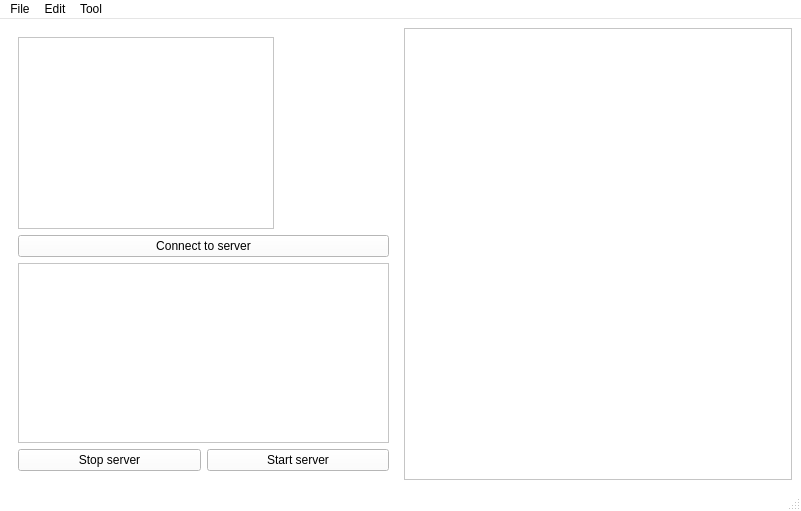
This is res/ui/mainwindow.ui in trebleshot/desktop as Qt 5 draws it before an edit. The edited form follows.
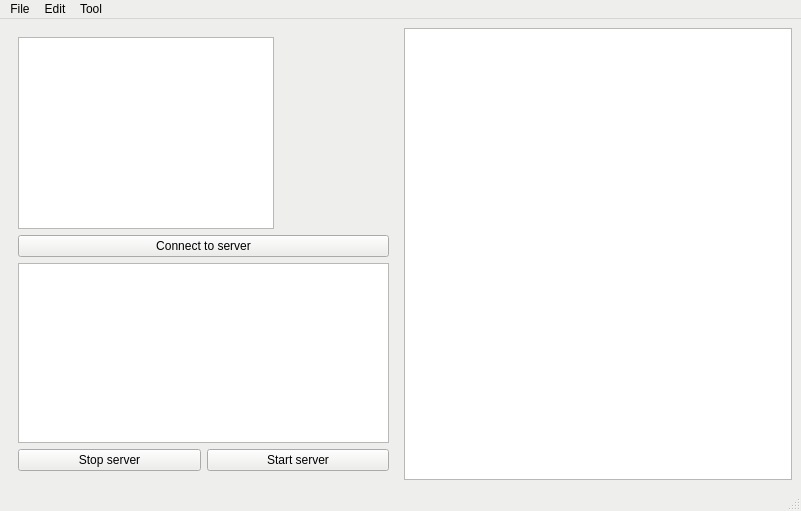
This is the edited form.

The edit to the form file:
```diff
--- a/res/ui/mainwindow.ui
+++ b/res/ui/mainwindow.ui
@@ -25,9 +25,9 @@
      <colorrole role="Button">
       <brush brushstyle="SolidPattern">
        <color alpha="255">
-        <red>255</red>
-        <green>255</green>
-        <blue>255</blue>
+        <red>238</red>
+        <green>238</green>
+        <blue>236</blue>
        </color>
       </brush>
      </colorrole>
@@ -43,27 +43,27 @@
      <colorrole role="Midlight">
       <brush brushstyle="SolidPattern">
        <color alpha="255">
-        <red>255</red>
-        <green>255</green>
-        <blue>255</blue>
+        <red>246</red>
+        <green>246</green>
+        <blue>245</blue>
        </color>
       </brush>
      </colorrole>
      <colorrole role="Dark">
       <brush brushstyle="SolidPattern">
        <color alpha="255">
-        <red>127</red>
-        <green>127</green>
-        <blue>127</blue>
+        <red>119</red>
+        <green>119</green>
+        <blue>118</blue>
        </color>
       </brush>
      </colorrole>
      <colorrole role="Mid">
       <brush brushstyle="SolidPattern">
        <color alpha="255">
-        <red>170</red>
-        <green>170</green>
-        <blue>170</blue>
+        <red>159</red>
+        <green>159</green>
+        <blue>157</blue>
        </color>
       </brush>
      </colorrole>
@@ -106,9 +106,9 @@
      <colorrole role="Window">
       <brush brushstyle="SolidPattern">
        <color alpha="255">
-        <red>255</red>
-        <green>255</green>
-        <blue>255</blue>
+        <red>238</red>
+        <green>238</green>
+        <blue>236</blue>
        </color>
       </brush>
      </colorrole>
@@ -124,9 +124,9 @@
      <colorrole role="AlternateBase">
       <brush brushstyle="SolidPattern">
        <color alpha="255">
-        <red>255</red>
-        <green>255</green>
-        <blue>255</blue>
+        <red>246</red>
+        <green>246</green>
+        <blue>245</blue>
        </color>
       </brush>
      </colorrole>
@@ -162,9 +162,9 @@
      <colorrole role="Button">
       <brush brushstyle="SolidPattern">
        <color alpha="255">
-        <red>255</red>
-        <green>255</green>
-        <blue>255</blue>
+        <red>238</red>
+        <green>238</green>
+        <blue>236</blue>
        </color>
       </brush>
      </colorrole>
@@ -180,27 +180,27 @@
      <colorrole role="Midlight">
       <brush brushstyle="SolidPattern">
        <color alpha="255">
-        <red>255</red>
-        <green>255</green>
-        <blue>255</blue>
+        <red>246</red>
+        <green>246</green>
+        <blue>245</blue>
        </color>
       </brush>
      </colorrole>
      <colorrole role="Dark">
       <brush brushstyle="SolidPattern">
        <color alpha="255">
-        <red>127</red>
-        <green>127</green>
-        <blue>127</blue>
+        <red>119</red>
+        <green>119</green>
+        <blue>118</blue>
        </color>
       </brush>
      </colorrole>
      <colorrole role="Mid">
       <brush brushstyle="SolidPattern">
        <color alpha="255">
-        <red>170</red>
-        <green>170</green>
-        <blue>170</blue>
+        <red>159</red>
+        <green>159</green>
+        <blue>157</blue>
        </color>
       </brush>
      </colorrole>
@@ -243,9 +243,9 @@
      <colorrole role="Window">
       <brush brushstyle="SolidPattern">
        <color alpha="255">
-        <red>255</red>
-        <green>255</green>
-        <blue>255</blue>
+        <red>238</red>
+        <green>238</green>
+        <blue>236</blue>
        </color>
       </brush>
      </colorrole>
@@ -261,9 +261,9 @@
      <colorrole role="AlternateBase">
       <brush brushstyle="SolidPattern">
        <color alpha="255">
-        <red>255</red>
-        <green>255</green>
-        <blue>255</blue>
+        <red>246</red>
+        <green>246</green>
+        <blue>245</blue>
        </color>
       </brush>
      </colorrole>
@@ -290,18 +290,18 @@
      <colorrole role="WindowText">
       <brush brushstyle="SolidPattern">
        <color alpha="255">
-        <red>127</red>
-        <green>127</green>
-        <blue>127</blue>
+        <red>119</red>
+        <green>119</green>
+        <blue>118</blue>
        </color>
       </brush>
      </colorrole>
      <colorrole role="Button">
       <brush brushstyle="SolidPattern">
        <color alpha="255">
-        <red>255</red>
-        <green>255</green>
-        <blue>255</blue>
+        <red>238</red>
+        <green>238</green>
+        <blue>236</blue>
        </color>
       </brush>
      </colorrole>
@@ -317,36 +317,36 @@
      <colorrole role="Midlight">
       <brush brushstyle="SolidPattern">
        <color alpha="255">
-        <red>255</red>
-        <green>255</green>
-        <blue>255</blue>
+        <red>246</red>
+        <green>246</green>
+        <blue>245</blue>
        </color>
       </brush>
      </colorrole>
      <colorrole role="Dark">
       <brush brushstyle="SolidPattern">
        <color alpha="255">
-        <red>127</red>
-        <green>127</green>
-        <blue>127</blue>
+        <red>119</red>
+        <green>119</green>
+        <blue>118</blue>
        </color>
       </brush>
      </colorrole>
      <colorrole role="Mid">
       <brush brushstyle="SolidPattern">
        <color alpha="255">
-        <red>170</red>
-        <green>170</green>
-        <blue>170</blue>
+        <red>159</red>
+        <green>159</green>
+        <blue>157</blue>
        </color>
       </brush>
      </colorrole>
      <colorrole role="Text">
       <brush brushstyle="SolidPattern">
        <color alpha="255">
-        <red>127</red>
-        <green>127</green>
-        <blue>127</blue>
+        <red>119</red>
+        <green>119</green>
+        <blue>118</blue>
        </color>
       </brush>
      </colorrole>
@@ -362,27 +362,27 @@
      <colorrole role="ButtonText">
       <brush brushstyle="SolidPattern">
        <color alpha="255">
-        <red>127</red>
-        <green>127</green>
-        <blue>127</blue>
+        <red>119</red>
+        <green>119</green>
+        <blue>118</blue>
        </color>
       </brush>
      </colorrole>
      <colorrole role="Base">
       <brush brushstyle="SolidPattern">
        <color alpha="255">
-        <red>255</red>
-        <green>255</green>
-        <blue>255</blue>
+        <red>238</red>
+        <green>238</green>
+        <blue>236</blue>
        </color>
       </brush>
      </colorrole>
      <colorrole role="Window">
       <brush brushstyle="SolidPattern">
        <color alpha="255">
-        <red>255</red>
-        <green>255</green>
-        <blue>255</blue>
+        <red>238</red>
+        <green>238</green>
+        <blue>236</blue>
        </color>
       </brush>
      </colorrole>
@@ -398,9 +398,9 @@
      <colorrole role="AlternateBase">
       <brush brushstyle="SolidPattern">
        <color alpha="255">
-        <red>255</red>
-        <green>255</green>
-        <blue>255</blue>
+        <red>238</red>
+        <green>238</green>
+        <blue>236</blue>
        </color>
       </brush>
      </colorrole>
@@ -435,6 +435,421 @@
    <layout class="QHBoxLayout" name="horizontalLayout">
     <item>
      <widget class="QWidget" name="verticalWidget" native="true">
+      <property name="palette">
+       <palette>
+        <active>
+         <colorrole role="WindowText">
+          <brush brushstyle="SolidPattern">
+           <color alpha="255">
+            <red>0</red>
+            <green>0</green>
+            <blue>0</blue>
+           </color>
+          </brush>
+         </colorrole>
+         <colorrole role="Button">
+          <brush brushstyle="SolidPattern">
+           <color alpha="255">
+            <red>238</red>
+            <green>238</green>
+            <blue>236</blue>
+           </color>
+          </brush>
+         </colorrole>
+         <colorrole role="Light">
+          <brush brushstyle="SolidPattern">
+           <color alpha="255">
+            <red>255</red>
+            <green>255</green>
+            <blue>255</blue>
+           </color>
+          </brush>
+         </colorrole>
+         <colorrole role="Midlight">
+          <brush brushstyle="SolidPattern">
+           <color alpha="255">
+            <red>246</red>
+            <green>246</green>
+            <blue>245</blue>
+           </color>
+          </brush>
+         </colorrole>
+         <colorrole role="Dark">
+          <brush brushstyle="SolidPattern">
+           <color alpha="255">
+            <red>119</red>
+            <green>119</green>
+            <blue>118</blue>
+           </color>
+          </brush>
+         </colorrole>
+         <colorrole role="Mid">
+          <brush brushstyle="SolidPattern">
+           <color alpha="255">
+            <red>159</red>
+            <green>159</green>
+            <blue>157</blue>
+           </color>
+          </brush>
+         </colorrole>
+         <colorrole role="Text">
+          <brush brushstyle="SolidPattern">
+           <color alpha="255">
+            <red>0</red>
+            <green>0</green>
+            <blue>0</blue>
+           </color>
+          </brush>
+         </colorrole>
+         <colorrole role="BrightText">
+          <brush brushstyle="SolidPattern">
+           <color alpha="255">
+            <red>255</red>
+            <green>255</green>
+            <blue>255</blue>
+           </color>
+          </brush>
+         </colorrole>
+         <colorrole role="ButtonText">
+          <brush brushstyle="SolidPattern">
+           <color alpha="255">
+            <red>0</red>
+            <green>0</green>
+            <blue>0</blue>
+           </color>
+          </brush>
+         </colorrole>
+         <colorrole role="Base">
+          <brush brushstyle="SolidPattern">
+           <color alpha="255">
+            <red>255</red>
+            <green>255</green>
+            <blue>255</blue>
+           </color>
+          </brush>
+         </colorrole>
+         <colorrole role="Window">
+          <brush brushstyle="SolidPattern">
+           <color alpha="255">
+            <red>238</red>
+            <green>238</green>
+            <blue>236</blue>
+           </color>
+          </brush>
+         </colorrole>
+         <colorrole role="Shadow">
+          <brush brushstyle="SolidPattern">
+           <color alpha="255">
+            <red>0</red>
+            <green>0</green>
+            <blue>0</blue>
+           </color>
+          </brush>
+         </colorrole>
+         <colorrole role="AlternateBase">
+          <brush brushstyle="SolidPattern">
+           <color alpha="255">
+            <red>246</red>
+            <green>246</green>
+            <blue>245</blue>
+           </color>
+          </brush>
+         </colorrole>
+         <colorrole role="ToolTipBase">
+          <brush brushstyle="SolidPattern">
+           <color alpha="255">
+            <red>255</red>
+            <green>255</green>
+            <blue>220</blue>
+           </color>
+          </brush>
+         </colorrole>
+         <colorrole role="ToolTipText">
+          <brush brushstyle="SolidPattern">
+           <color alpha="255">
+            <red>0</red>
+            <green>0</green>
+            <blue>0</blue>
+           </color>
+          </brush>
+         </colorrole>
+        </active>
+        <inactive>
+         <colorrole role="WindowText">
+          <brush brushstyle="SolidPattern">
+           <color alpha="255">
+            <red>0</red>
+            <green>0</green>
+            <blue>0</blue>
+           </color>
+          </brush>
+         </colorrole>
+         <colorrole role="Button">
+          <brush brushstyle="SolidPattern">
+           <color alpha="255">
+            <red>238</red>
+            <green>238</green>
+            <blue>236</blue>
+           </color>
+          </brush>
+         </colorrole>
+         <colorrole role="Light">
+          <brush brushstyle="SolidPattern">
+           <color alpha="255">
+            <red>255</red>
+            <green>255</green>
+            <blue>255</blue>
+           </color>
+          </brush>
+         </colorrole>
+         <colorrole role="Midlight">
+          <brush brushstyle="SolidPattern">
+           <color alpha="255">
+            <red>246</red>
+            <green>246</green>
+            <blue>245</blue>
+           </color>
+          </brush>
+         </colorrole>
+         <colorrole role="Dark">
+          <brush brushstyle="SolidPattern">
+           <color alpha="255">
+            <red>119</red>
+            <green>119</green>
+            <blue>118</blue>
+           </color>
+          </brush>
+         </colorrole>
+         <colorrole role="Mid">
+          <brush brushstyle="SolidPattern">
+           <color alpha="255">
+            <red>159</red>
+            <green>159</green>
+            <blue>157</blue>
+           </color>
+          </brush>
+         </colorrole>
+         <colorrole role="Text">
+          <brush brushstyle="SolidPattern">
+           <color alpha="255">
+            <red>0</red>
+            <green>0</green>
+            <blue>0</blue>
+           </color>
+          </brush>
+         </colorrole>
+         <colorrole role="BrightText">
+          <brush brushstyle="SolidPattern">
+           <color alpha="255">
+            <red>255</red>
+            <green>255</green>
+            <blue>255</blue>
+           </color>
+          </brush>
+         </colorrole>
+         <colorrole role="ButtonText">
+          <brush brushstyle="SolidPattern">
+           <color alpha="255">
+            <red>0</red>
+            <green>0</green>
+            <blue>0</blue>
+           </color>
+          </brush>
+         </colorrole>
+         <colorrole role="Base">
+          <brush brushstyle="SolidPattern">
+           <color alpha="255">
+            <red>255</red>
+            <green>255</green>
+            <blue>255</blue>
+           </color>
+          </brush>
+         </colorrole>
+         <colorrole role="Window">
+          <brush brushstyle="SolidPattern">
+           <color alpha="255">
+            <red>238</red>
+            <green>238</green>
+            <blue>236</blue>
+           </color>
+          </brush>
+         </colorrole>
+         <colorrole role="Shadow">
+          <brush brushstyle="SolidPattern">
+           <color alpha="255">
+            <red>0</red>
+            <green>0</green>
+            <blue>0</blue>
+           </color>
+          </brush>
+         </colorrole>
+         <colorrole role="AlternateBase">
+          <brush brushstyle="SolidPattern">
+           <color alpha="255">
+            <red>246</red>
+            <green>246</green>
+            <blue>245</blue>
+           </color>
+          </brush>
+         </colorrole>
+         <colorrole role="ToolTipBase">
+          <brush brushstyle="SolidPattern">
+           <color alpha="255">
+            <red>255</red>
+            <green>255</green>
+            <blue>220</blue>
+           </color>
+          </brush>
+         </colorrole>
+         <colorrole role="ToolTipText">
+          <brush brushstyle="SolidPattern">
+           <color alpha="255">
+            <red>0</red>
+            <green>0</green>
+            <blue>0</blue>
+           </color>
+          </brush>
+         </colorrole>
+        </inactive>
+        <disabled>
+         <colorrole role="WindowText">
+          <brush brushstyle="SolidPattern">
+           <color alpha="255">
+            <red>119</red>
+            <green>119</green>
+            <blue>118</blue>
+           </color>
+          </brush>
+         </colorrole>
+         <colorrole role="Button">
+          <brush brushstyle="SolidPattern">
+           <color alpha="255">
+            <red>238</red>
+            <green>238</green>
+            <blue>236</blue>
+           </color>
+          </brush>
+         </colorrole>
+         <colorrole role="Light">
+          <brush brushstyle="SolidPattern">
+           <color alpha="255">
+            <red>255</red>
+            <green>255</green>
+            <blue>255</blue>
+           </color>
+          </brush>
+         </colorrole>
+         <colorrole role="Midlight">
+          <brush brushstyle="SolidPattern">
+           <color alpha="255">
+            <red>246</red>
+            <green>246</green>
+            <blue>245</blue>
+           </color>
+          </brush>
+         </colorrole>
+         <colorrole role="Dark">
+          <brush brushstyle="SolidPattern">
+           <color alpha="255">
+            <red>119</red>
+            <green>119</green>
+            <blue>118</blue>
+           </color>
+          </brush>
+         </colorrole>
+         <colorrole role="Mid">
+          <brush brushstyle="SolidPattern">
+           <color alpha="255">
+            <red>159</red>
+            <green>159</green>
+            <blue>157</blue>
+           </color>
+          </brush>
+         </colorrole>
+         <colorrole role="Text">
+          <brush brushstyle="SolidPattern">
+           <color alpha="255">
+            <red>119</red>
+            <green>119</green>
+            <blue>118</blue>
+           </color>
+          </brush>
+         </colorrole>
+         <colorrole role="BrightText">
+          <brush brushstyle="SolidPattern">
+           <color alpha="255">
+            <red>255</red>
+            <green>255</green>
+            <blue>255</blue>
+           </color>
+          </brush>
+         </colorrole>
+         <colorrole role="ButtonText">
+          <brush brushstyle="SolidPattern">
+           <color alpha="255">
+            <red>119</red>
+            <green>119</green>
+            <blue>118</blue>
+           </color>
+          </brush>
+         </colorrole>
+         <colorrole role="Base">
+          <brush brushstyle="SolidPattern">
+           <color alpha="255">
+            <red>238</red>
+            <green>238</green>
+            <blue>236</blue>
+           </color>
+          </brush>
+         </colorrole>
+         <colorrole role="Window">
+          <brush brushstyle="SolidPattern">
+           <color alpha="255">
+            <red>238</red>
+            <green>238</green>
+            <blue>236</blue>
+           </color>
+          </brush>
+         </colorrole>
+         <colorrole role="Shadow">
+          <brush brushstyle="SolidPattern">
+           <color alpha="255">
+            <red>0</red>
+            <green>0</green>
+            <blue>0</blue>
+           </color>
+          </brush>
+         </colorrole>
+         <colorrole role="AlternateBase">
+          <brush brushstyle="SolidPattern">
+           <color alpha="255">
+            <red>238</red>
+            <green>238</green>
+            <blue>236</blue>
+           </color>
+          </brush>
+         </colorrole>
+         <colorrole role="ToolTipBase">
+          <brush brushstyle="SolidPattern">
+           <color alpha="255">
+            <red>255</red>
+            <green>255</green>
+            <blue>220</blue>
+           </color>
+          </brush>
+         </colorrole>
+         <colorrole role="ToolTipText">
+          <brush brushstyle="SolidPattern">
+           <color alpha="255">
+            <red>0</red>
+            <green>0</green>
+            <blue>0</blue>
+           </color>
+          </brush>
+         </colorrole>
+        </disabled>
+       </palette>
+      </property>
       <layout class="QVBoxLayout" name="verticalLayout">
        <item>
         <widget class="QTableWidget" name="tableWidget">
```
Left out of the diff: 5 changed lines with no effect on the pictures.
